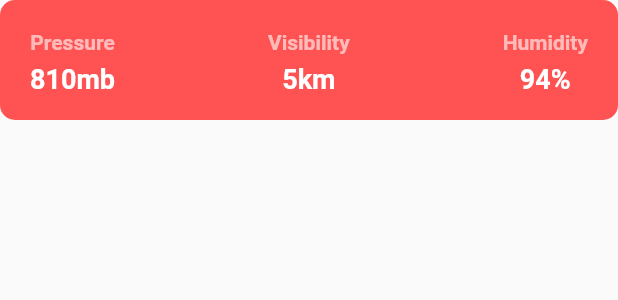
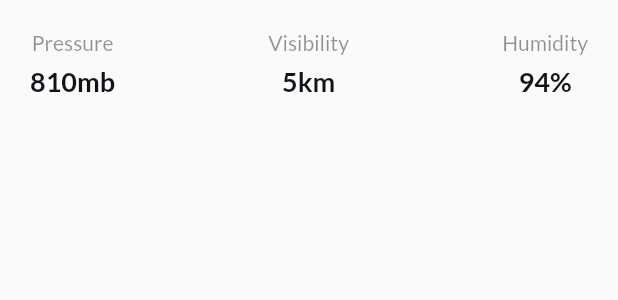
Before and after one commit to Bipinoli/Flutter-Weather-App, a Flutter app: the BottomRow widget shown alone on an empty page, opened directly, on a phone screen of 412 x 824 dp. Shown: the top 300 px of the screen. Run offline on Flutter 3.47's test engine with Material 2 defaults, Android fonts, the phone set to English and light mode, and no system bars; network calls fail.

Commit message:
swipe gesture and 2 screens

```diff
--- a/lib/constants/colors.dart
+++ b/lib/constants/colors.dart
@@ -1,11 +1,12 @@
 import 'dart:ui';
 
 class CustomColors {
-  static const Color black = Color(0xFF25283D);
-  static const Color gray = Color(0xFF6F8695);
-  static const Color lightGray = Color(0x336F8695);
-  static const Color white = Color(0xFFFBFBFF);
-  static const Color red = Color(0xFFF44336);
+  static const Color black = Color(0xFF101419);
+  static const Color gray = Color(0x77101419);
+  static const Color lightGray = Color(0x33101419);
+  static const Color white = Color(0xFFF7F9F7);
+  static const Color red = Color(0xFFEC6E4C);
+  static const Color lightRed = Color(0x55EC6E4C);
 
   static const Color yellow = Color(0xfff5da42);
   static const Color lightYellow = Color(0xaaf5da42);
--- a/lib/main.dart
+++ b/lib/main.dart
@@ -1,22 +1,43 @@
 import 'package:flutter/material.dart';
 import 'package:weather_app/constants/colors.dart';
 import 'package:weather_app/screens/details_screen/details_screen.dart';
+import 'package:weather_app/screens/home_screen/home_screen.dart';
 
 void main() {
   runApp(MyApp());
 }
 
-class MyApp extends StatelessWidget {
+class MyApp extends StatefulWidget {
+  @override
+  _MyAppState createState() => _MyAppState();
+}
+
+class _MyAppState extends State<MyApp> {
+  PageController _pageController = PageController(initialPage: 0);
+
   @override
   Widget build(BuildContext context) {
     return MaterialApp(
       debugShowCheckedModeBanner: false,
       title: "Flutter Weather App",
       theme: ThemeData(
-        primaryColor: CustomColors.red,
-        fontFamily: "Roboto",
+        primaryColor: CustomColors.white,
+        fontFamily: "Lato",
       ),
-      home: DetailsScreen(),
+      home: PageView(
+        controller: _pageController,
+        scrollDirection: Axis.vertical,
+        children: [
+          HomeScreen(),
+          DetailsScreen(),
+        ],
+      ),
     );
   }
+
+  @override
+  void dispose() {
+    _pageController.dispose();
+    super.dispose();
+  }
 }
--- a/lib/screens/details_screen/details_screen.dart
+++ b/lib/screens/details_screen/details_screen.dart
@@ -32,7 +32,6 @@ class _DetailsScreenState extends State<DetailsScreen> {
             ),
             Container(
               height: MediaQuery.of(context).size.height * .50,
-//              color: Colors.yellowAccent,
               child: ListView.builder(
                   itemCount: 7,
                   padding: EdgeInsets.only(top: 0.0, bottom: 0.0),
@@ -45,7 +44,7 @@ class _DetailsScreenState extends State<DetailsScreen> {
                               child: Text(
                             "WED",
                             style: TextStyle(
-                              color: CustomColors.gray,
+                              color: CustomColors.black,
                             ),
                           )),
                           Expanded(
@@ -67,7 +66,7 @@ class _DetailsScreenState extends State<DetailsScreen> {
                                 Text(
                                   "Rainy",
                                   style: TextStyle(
-                                    color: CustomColors.gray,
+                                    color: CustomColors.black,
                                   ),
                                 ),
                               ],
--- a/lib/screens/home_screen/bottom_row.dart
+++ b/lib/screens/home_screen/bottom_row.dart
@@ -1,6 +1,7 @@
 import "dart:ui";
 
 import "package:flutter/material.dart";
+import 'package:weather_app/constants/colors.dart';
 
 class BottomRow extends StatelessWidget {
   @override
@@ -9,15 +10,6 @@ class BottomRow extends StatelessWidget {
       height: 80.0,
       padding: EdgeInsets.only(left: 20.0, right: 20.0, top: 20.0),
       margin: EdgeInsets.only(bottom: 40.0),
-      decoration: BoxDecoration(
-        color: Colors.redAccent,
-        borderRadius: BorderRadius.only(
-          topLeft: Radius.circular(10.0),
-          topRight: Radius.circular(10.0),
-          bottomLeft: Radius.circular(10.0),
-          bottomRight: Radius.circular(10.0),
-        ),
-      ),
       child: Column(
         children: [
           Row(
@@ -28,8 +20,7 @@ class BottomRow extends StatelessWidget {
                   Text(
                     "Pressure",
                     style: TextStyle(
-                      color: Colors.white60,
-                      fontWeight: FontWeight.w600,
+                      color: CustomColors.gray,
                     ),
                   ),
                   SizedBox(
@@ -39,7 +30,7 @@ class BottomRow extends StatelessWidget {
                     "810mb",
                     style: TextStyle(
                       fontSize: 18.0,
-                      color: Colors.white,
+                      color: CustomColors.black,
                       fontWeight: FontWeight.bold,
                     ),
                   ),
@@ -50,8 +41,7 @@ class BottomRow extends StatelessWidget {
                   Text(
                     "Visibility",
                     style: TextStyle(
-                      color: Colors.white60,
-                      fontWeight: FontWeight.w600,
+                      color: CustomColors.gray,
                     ),
                   ),
                   SizedBox(
@@ -61,7 +51,7 @@ class BottomRow extends StatelessWidget {
                     "5km",
                     style: TextStyle(
                       fontSize: 18.0,
-                      color: Colors.white,
+                      color: CustomColors.black,
                       fontWeight: FontWeight.bold,
                     ),
                   ),
@@ -72,8 +62,7 @@ class BottomRow extends StatelessWidget {
                   Text(
                     "Humidity",
                     style: TextStyle(
-                      color: Colors.white60,
-                      fontWeight: FontWeight.w600,
+                      color: CustomColors.gray,
                     ),
                   ),
                   SizedBox(
@@ -83,7 +72,7 @@ class BottomRow extends StatelessWidget {
                     "94%",
                     style: TextStyle(
                       fontSize: 18.0,
-                      color: Colors.white,
+                      color: CustomColors.black,
                       fontWeight: FontWeight.bold,
                     ),
                   ),
--- a/lib/widgets/custom_graph/custom_painter.dart
+++ b/lib/widgets/custom_graph/custom_painter.dart
@@ -42,7 +42,7 @@ class GraphLinePainter extends CustomPainter {
     // draw circle on a line
     Offset circlePos = locationInCanvas[highlightedIndex];
     paint.style = PaintingStyle.fill;
-    paint.color = Color(0x22ff0000);
+    paint.color = CustomColors.lightRed;
     canvas.drawCircle(circlePos, 11.0, paint);
     paint.color = CustomColors.red;
     canvas.drawCircle(circlePos, 5.0, paint);
--- a/lib/widgets/sunrise_sunset_visual/sunrise_sunset_utils.dart
+++ b/lib/widgets/sunrise_sunset_visual/sunrise_sunset_utils.dart
@@ -34,12 +34,10 @@ class SizingAndLocation {
   }
 
   Offset locateSunRisePoint() {
-    print("sunrise: $minWidth, $minHeight");
     return Offset(minWidth, minHeight);
   }
 
   Offset locateSunSetPoint() {
-    print("sunset: ${size.width - minWidth}, $minHeight");
     return Offset(size.width - minWidth, minHeight);
   }
 }
```
Also changed, not shown: lib/screens/home_screen/home_screen.dart (+6 -5 lines), lib/widgets/sunrise_sunset_visual/sunrise_sunset.dart (+4 -4 lines), lib/widgets/sunrise_sunset_visual/sunrise_sunset_painter.dart (+3 -4 lines).
